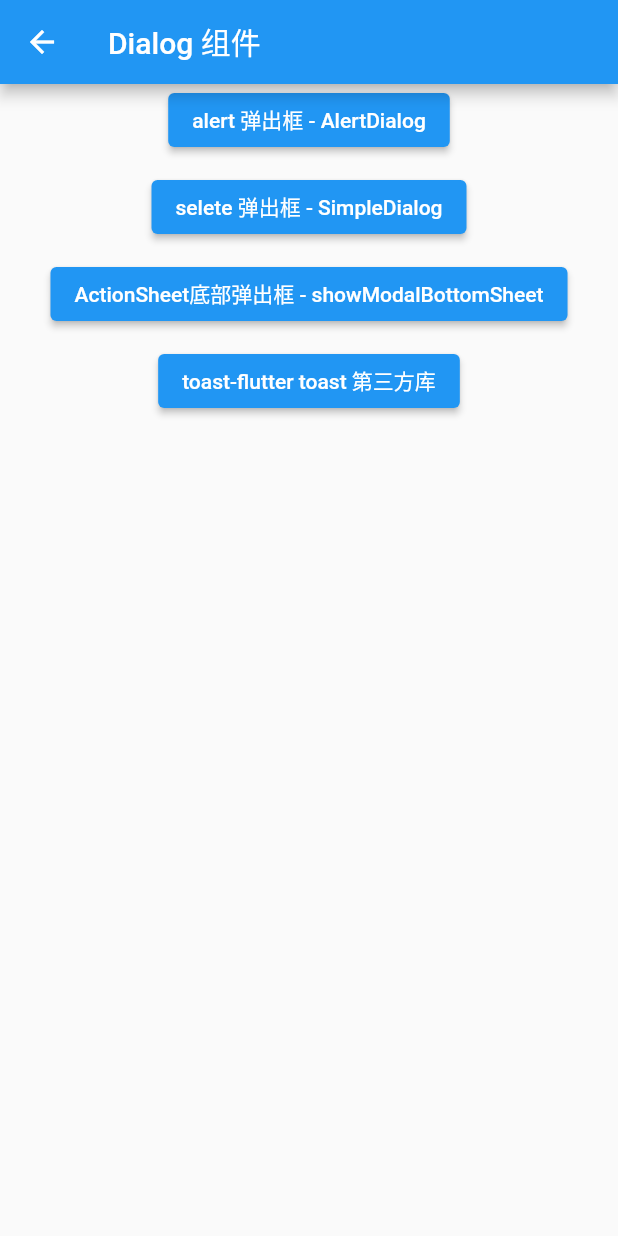
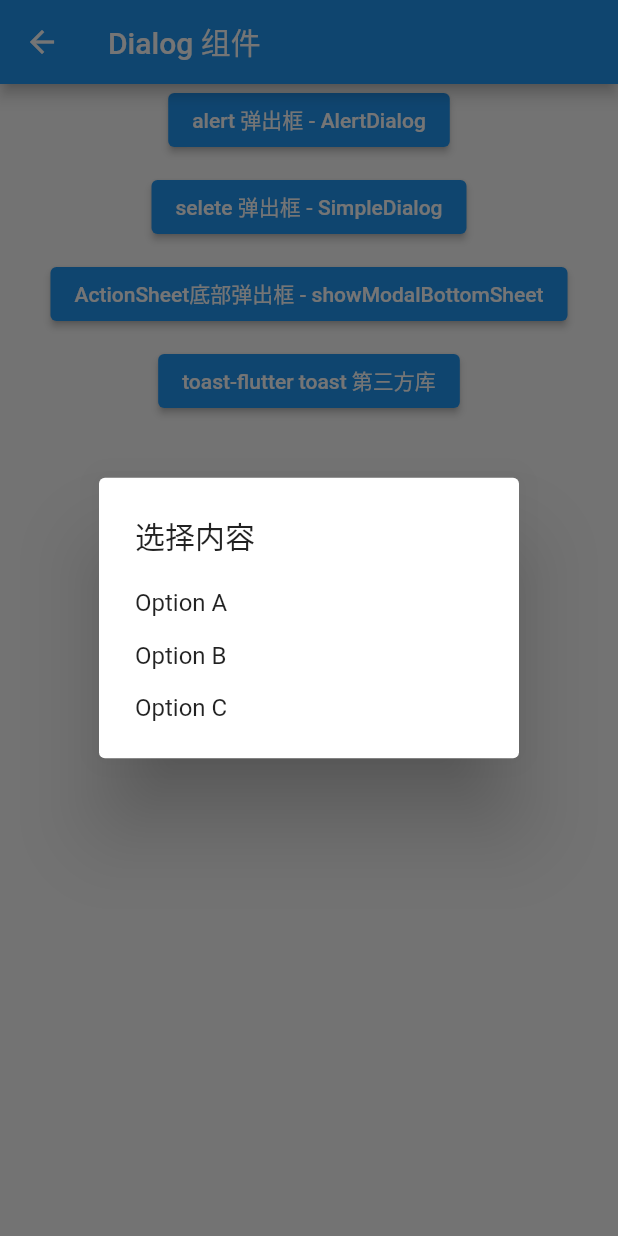
Before and after one commit to xiaoyaole3/flutter_learn, a Flutter app: the DialogPage screen opened directly, after a tap on "selete 弹出框 - SimpleDialog", on a phone screen of 412 x 824 dp. Run offline on Flutter 3.47's test engine with Material 2 defaults, Android fonts, the phone set to English and light mode, and no system bars; our stand-ins replace date_format, flutter_datetime_picker, flutter_swiper_null_safety; network calls fail.

Commit message:
flutter引入SimpleDialog

```diff
--- a/lib/pages/Dialog.dart
+++ b/lib/pages/Dialog.dart
@@ -39,7 +39,34 @@ class _DialogPageState extends State<DialogPage> {
   }
 
   _simpleDialog() async{
-
+    showDialog(context: context, builder: (context){
+      return SimpleDialog(
+        title: Text("选择内容"),
+        children: [
+          SimpleDialogOption(
+            child: Text("Option A"),
+            onPressed: () {
+              print("press option A");
+              Navigator.pop(context);
+            },
+          ),
+          SimpleDialogOption(
+            child: Text("Option B"),
+            onPressed: () {
+              print("press option B");
+              Navigator.pop(context);
+            },
+          ),
+          SimpleDialogOption(
+            child: Text("Option C"),
+            onPressed: () {
+              print("press option C");
+              Navigator.pop(context);
+            },
+          ),
+        ],
+      );
+    });
   }
 
   _alertDialog1() async{
```
